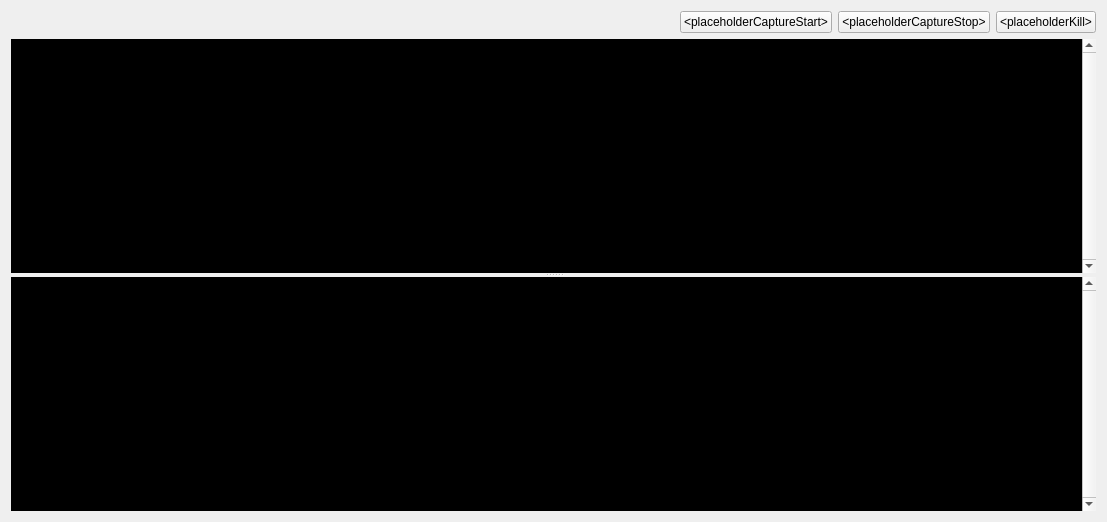
The window that src/modules/ui/pluginconsole/pluginconsole.ui (michimussato/pypelyne2) describes before a commit, drawn with Qt 5.
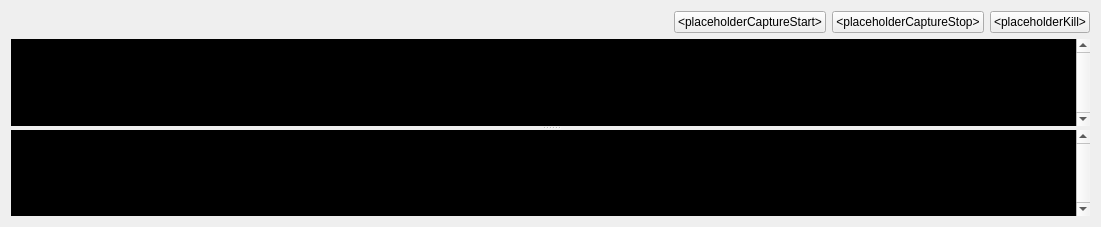
The same window after the commit.

```diff
--- a/src/modules/ui/pluginconsole/pluginconsole.ui
+++ b/src/modules/ui/pluginconsole/pluginconsole.ui
@@ -6,8 +6,8 @@
    <rect>
     <x>0</x>
     <y>0</y>
-    <width>1107</width>
-    <height>522</height>
+    <width>1101</width>
+    <height>227</height>
    </rect>
   </property>
   <property name="windowTitle">
```
